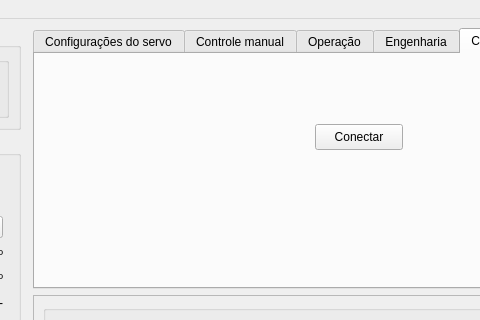
Qt form mainwindow.ui (LucasDuarte026/QTMaat) before a commit; both pictures show x 293 to 773 and y 0 to 320 of the 1248 by 711 pixel window.
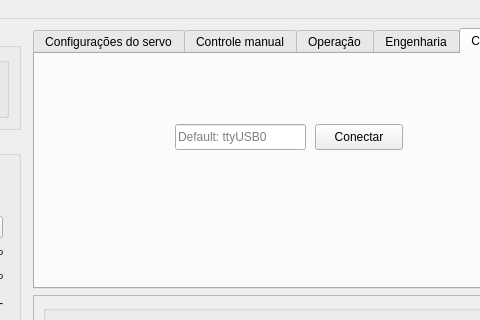
The same form after that commit. The open tabs and pages were chosen to show the change. Icons and pictures are not drawn.

Commit message: primeira versão funcional de comunicação micronas com leitura de versão e de escrita do sensor

The edit to the form file:
```diff
--- a/mainwindow.ui
+++ b/mainwindow.ui
@@ -776,6 +776,19 @@
            <string>Conectar</string>
           </property>
          </widget>
+         <widget class="QLineEdit" name="micronasUSBPort_lineEdit">
+          <property name="geometry">
+           <rect>
+            <x>140</x>
+            <y>70</y>
+            <width>131</width>
+            <height>26</height>
+           </rect>
+          </property>
+          <property name="placeholderText">
+           <string>Default: ttyUSB0</string>
+          </property>
+         </widget>
         </widget>
        </widget>
       </item>
```
Left out of the diff: 2 changed lines with no effect on the pictures. The commit also changes 4 other files.
